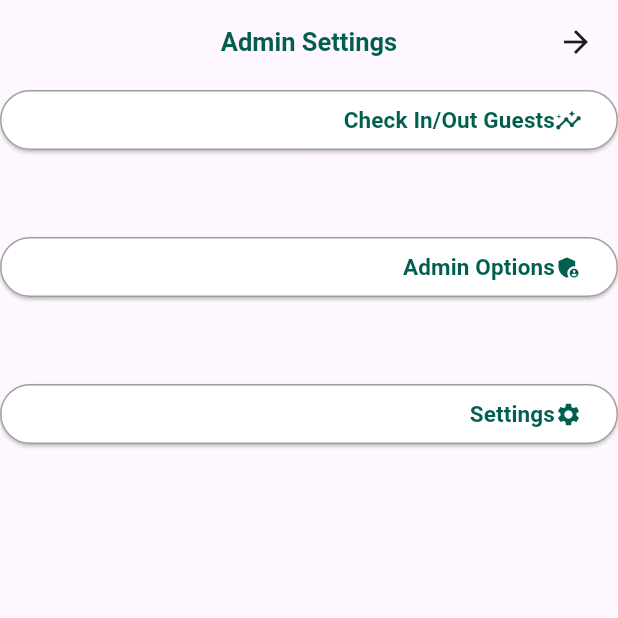
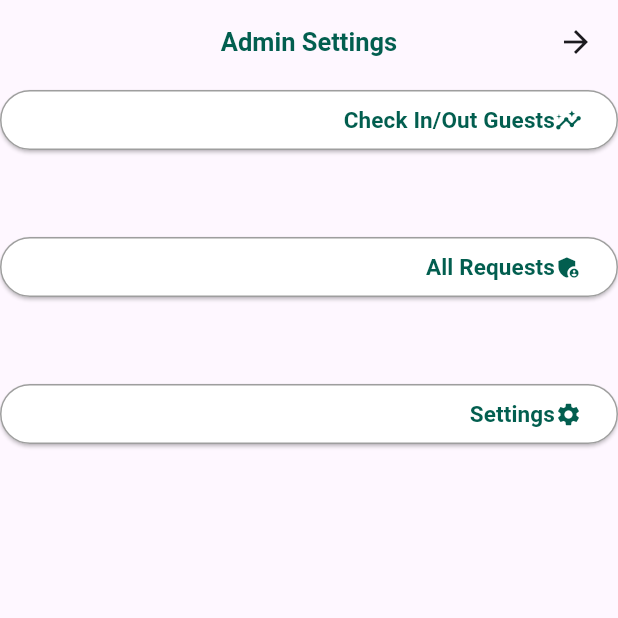
Before and after one commit to ahmdslah/sakenApp, a Flutter app: the AdminSettings screen opened directly, on a phone screen of 412 x 824 dp, the top half of it. Run offline on Flutter 3.47's test engine with Material 3 defaults, Android fonts, the phone set to English and light mode, and no system bars; our stand-ins replace animated_toggle_switch, bloc, cloud_firestore, firebase_auth, firebase_core, flutter_bloc and 6 more; accounts and stored records are empty.

Commit message:
finished admin screen

```diff
--- a/lib/screens/AdminScreen/settingswidget/settingswidget.dart
+++ b/lib/screens/AdminScreen/settingswidget/settingswidget.dart
@@ -27,7 +27,7 @@ class AdminSettings extends StatelessWidget {
           const SizedBox(
             height: 50,
           ),
-          CustomBtn("Admin Options", isadmin: true, function: () {
+          CustomBtn("All Requests", isadmin: true, function: () {
             Get.to( ApartmentsScreen());
           }),
           const SizedBox(
```
